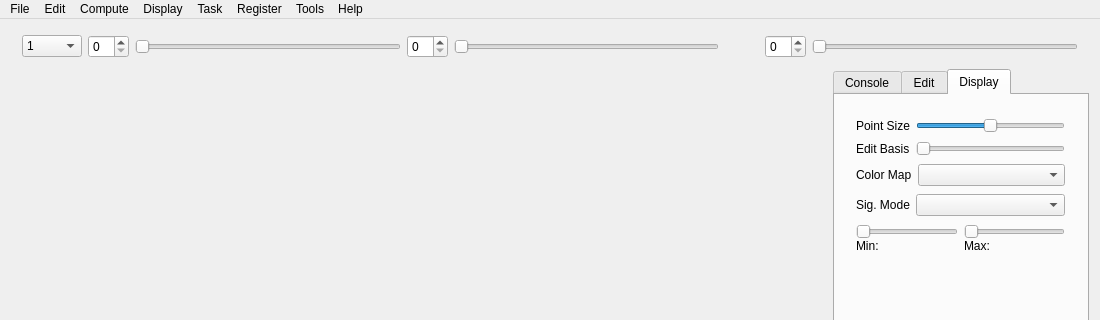
Old version of the form ZGeometry/ZGeometry.ui in the repository sunyzm/ZGeometry; both pictures show x 0 to 1100 and y 0 to 320 of the 1100 by 850 pixel window.
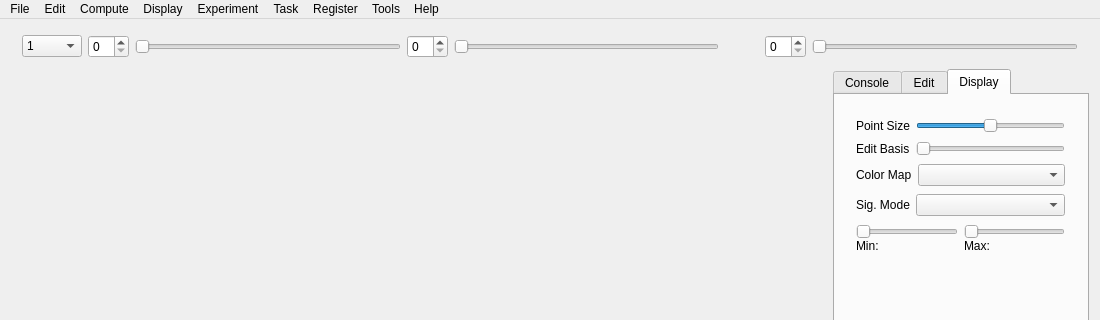
New version of the form. Custom widgets are drawn as their Qt base class.

Commit message: Add experiment for testing the best number of eigenvectors needed for geometry recovery

Diff of the .ui file:
```diff
--- a/ZGeometry/ZGeometry.ui
+++ b/ZGeometry/ZGeometry.ui
@@ -869,10 +869,17 @@
     </property>
     <addaction name="actionAboutQt"/>
    </widget>
+   <widget class="QMenu" name="menuExperiment">
+    <property name="title">
+     <string>Experiment</string>
+    </property>
+    <addaction name="actionExperiment1"/>
+   </widget>
    <addaction name="menuFile"/>
    <addaction name="menuEdit"/>
    <addaction name="menuCompute"/>
    <addaction name="menuDisplay"/>
+   <addaction name="menuExperiment"/>
    <addaction name="menuTask"/>
    <addaction name="menuRegister"/>
    <addaction name="menuTools"/>
```
Left out of the diff: 5 changed lines with no effect on the pictures. The commit also changes 122 other files.
